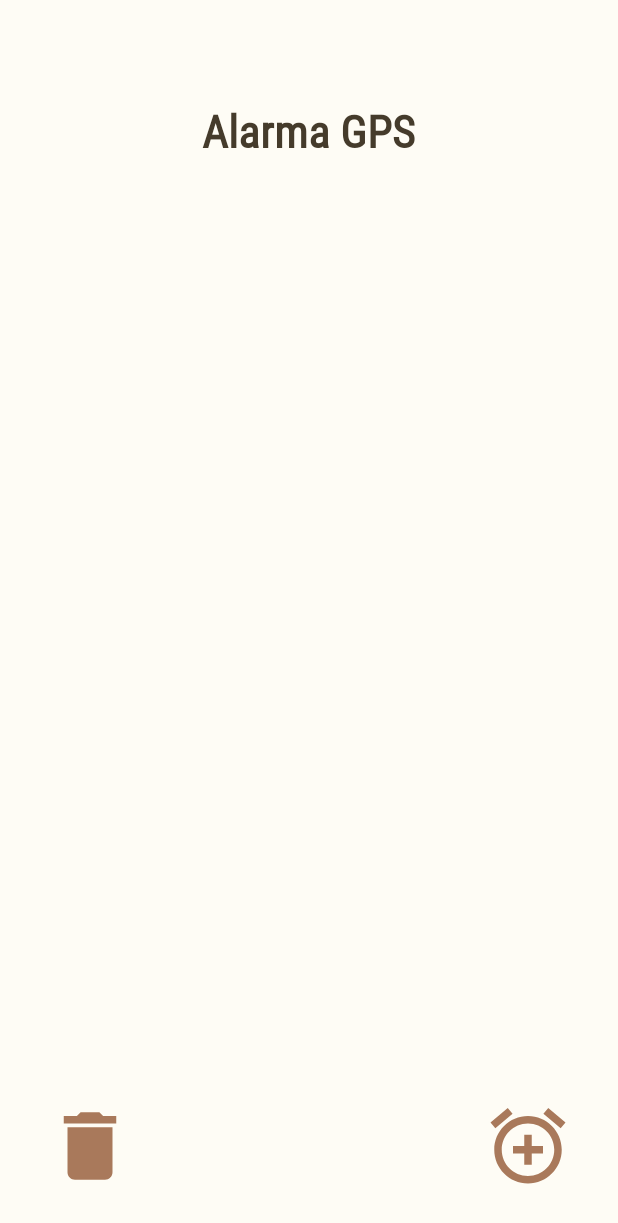
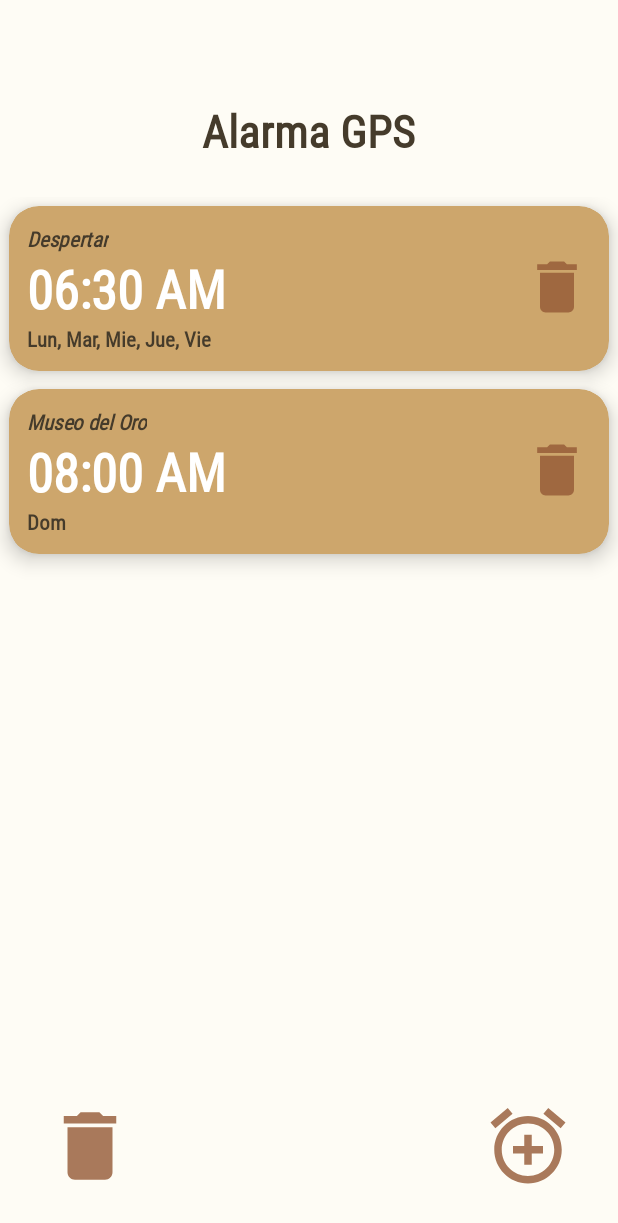
Before and after one commit to abenitezm20/UXUserExperienceMobile, an Android app: the screen it shows after launch (MainActivity), on a phone screen of 412 x 824 dp. Shown: the top 1223 px of the screen. Run offline under Robolectric (Android 15) with nearby library versions, the phone set to English and light mode, and no system bars.

Commit message:
Avance lista alarmas

```diff
--- a/app/build.gradle.kts
+++ b/app/build.gradle.kts
@@ -41,6 +41,9 @@ dependencies {
     implementation("androidx.appcompat:appcompat:1.6.1")
     implementation("com.google.android.material:material:1.9.0")
     implementation("androidx.constraintlayout:constraintlayout:2.1.4")
+
+    implementation("androidx.recyclerview:recyclerview:1.3.1")
+
     testImplementation("junit:junit:4.13.2")
     androidTestImplementation("androidx.test.ext:junit:1.1.5")
     androidTestImplementation("androidx.test.espresso:espresso-core:3.5.1")
--- /dev/null
+++ b/app/src/main/java/com/ux/alarmagps/AlarmaAdapter.kt
@@ -0,0 +1,47 @@
+package com.ux.alarmagps
+
+import android.view.LayoutInflater
+import android.view.View
+import android.view.ViewGroup
+import android.widget.ImageView
+import android.widget.TextView
+import androidx.recyclerview.widget.RecyclerView
+
+
+class AlarmaAdapter: RecyclerView.Adapter<AlarmaAdapter.ViewHolder>() {
+
+    val etiquetas = arrayOf("Despertar", "Museo del Oro")
+    val horas = arrayOf("06:30 AM", "08:00 AM")
+    val dias = arrayOf("Lun, Mar, Mie, Jue, Vie", "Dom")
+
+    override fun onCreateViewHolder(parent: ViewGroup, viewType: Int): ViewHolder {
+        val v = LayoutInflater.from(parent.context).inflate(R.layout.alarma_card_layout, parent, false)
+        return ViewHolder(v)
+    }
+
+    override fun onBindViewHolder(holder: ViewHolder, position: Int) {
+        holder.etiqueta.text = etiquetas[position]
+        holder.hora.text = horas[position]
+        holder.dias.text = dias[position]
+        holder.opcionEliminar.visibility = View.VISIBLE
+    }
+
+    override fun getItemCount(): Int {
+        return etiquetas.size
+    }
+
+    inner class ViewHolder(itemView: View): RecyclerView.ViewHolder(itemView) {
+        var etiqueta: TextView
+        var hora: TextView
+        var dias: TextView
+        var opcionEliminar : ImageView
+
+        init {
+            etiqueta = itemView.findViewById(R.id.etiquetaAlarmaCV)
+            hora = itemView.findViewById(R.id.horaAlarmaCV)
+            dias = itemView.findViewById(R.id.diasAlarmaCV)
+            opcionEliminar = itemView.findViewById(R.id.opcionEliminarCV)
+        }
+    }
+
+}
--- /dev/null
+++ b/app/src/main/java/com/ux/alarmagps/Alarmas.kt
@@ -0,0 +1,7 @@
+package com.ux.alarmagps
+
+data class Alarmas (
+    val etiqueta: String,
+    val hora: String,
+    val dias: String,
+)
--- a/app/src/main/java/com/ux/alarmagps/MainActivity.kt
+++ b/app/src/main/java/com/ux/alarmagps/MainActivity.kt
@@ -6,6 +6,9 @@ import android.os.Bundle
 import android.view.View
 import android.widget.Button
 import android.widget.ImageView
+import android.widget.LinearLayout
+import androidx.recyclerview.widget.LinearLayoutManager
+import androidx.recyclerview.widget.RecyclerView
 
 class MainActivity : AppCompatActivity() {
     override fun onCreate(savedInstanceState: Bundle?) {
@@ -24,5 +27,9 @@ class MainActivity : AppCompatActivity() {
             startActivity(intent)
         })
 
+        val recyclerView = findViewById<RecyclerView>(R.id.listaAlarmasRV)
+        val adapter = AlarmaAdapter()
+        recyclerView.layoutManager = LinearLayoutManager(this)
+        recyclerView.adapter = adapter
     }
 }
--- a/app/src/main/res/layout/activity_main.xml
+++ b/app/src/main/res/layout/activity_main.xml
@@ -18,6 +18,16 @@
         app:layout_constraintStart_toStartOf="parent"
         app:layout_constraintTop_toTopOf="parent"
         app:layout_constraintVertical_bias="0.085" />
+
+    <androidx.recyclerview.widget.RecyclerView
+        android:id="@+id/listaAlarmasRV"
+        android:layout_width="match_parent"
+        android:layout_height="0dp"
+        android:layout_marginTop="24dp"
+        app:layout_constraintBottom_toTopOf="@id/botonAgregarAlarma"
+        app:layout_constraintTop_toBottomOf="@+id/textView">
+
+    </androidx.recyclerview.widget.RecyclerView>
 
     <ImageView
         android:id="@+id/botonAgregarAlarma"
--- /dev/null
+++ b/app/src/main/res/layout/alarma_card_layout.xml
@@ -0,0 +1,72 @@
+<?xml version="1.0" encoding="utf-8"?>
+<androidx.cardview.widget.CardView xmlns:android="http://schemas.android.com/apk/res/android"
+    android:layout_width="match_parent"
+    android:layout_height="wrap_content"
+    xmlns:card_view="http://schemas.android.com/apk/res-auto"
+    android:id="@+id/alarma_card_view"
+    android:layout_margin="6dp"
+    card_view:cardBackgroundColor="@color/fondoAlarmaCard"
+    card_view:cardCornerRadius="20dp"
+    card_view:cardElevation="8dp"
+    card_view:contentPadding="4dp">
+
+    <LinearLayout
+        android:layout_width="match_parent"
+        android:layout_height="wrap_content"
+        android:orientation="vertical"
+        android:background="@color/fondoAlarmaCard"
+        android:padding="8dp">
+
+        <TextView
+            android:id="@+id/etiquetaAlarmaCV"
+            android:layout_width="wrap_content"
+            android:layout_height="wrap_content"
+            android:background="@color/fondoAlarmaCard"
+            android:fontFamily="@font/roboto_condensed_bolditalic"
+            android:text="Despertar"
+            android:textColor="@color/primario"
+            android:textStyle="bold|italic">
+        </TextView>
+
+        <RelativeLayout
+            android:layout_width="match_parent"
+            android:layout_height="wrap_content"
+            android:orientation="horizontal"
+            android:background="@color/fondoAlarmaCard">
+
+            <TextView
+                android:id="@+id/horaAlarmaCV"
+                android:layout_width="wrap_content"
+                android:layout_height="wrap_content"
+                android:background="@color/fondoAlarmaCard"
+                android:fontFamily="@font/roboto_condensed_regular"
+                android:text="07:00 a.m."
+                android:textColor="@color/white"
+                android:textStyle="bold"
+                android:textSize="35dp">
+            </TextView>
+
+            <ImageView
+                android:id="@+id/opcionEliminarCV"
+                android:layout_width="45dp"
+                android:layout_height="45dp"
+                android:layout_alignParentEnd="true"
+                android:background="@color/fondoAlarmaCard"
+                card_view:srcCompat="@drawable/delete_alarm">
+            </ImageView>
+        </RelativeLayout>
+
+        <TextView
+            android:id="@+id/diasAlarmaCV"
+            android:layout_width="wrap_content"
+            android:layout_height="wrap_content"
+            android:background="@color/fondoAlarmaCard"
+            android:fontFamily="@font/roboto_condensed_bolditalic"
+            android:text="Lun, Mar, Mie, Jue, Vie"
+            android:textColor="@color/primario"
+            android:textStyle="bold">
+        </TextView>
+
+    </LinearLayout>
+
+</androidx.cardview.widget.CardView>
--- a/app/src/main/res/values/colors.xml
+++ b/app/src/main/res/values/colors.xml
@@ -4,4 +4,5 @@
     <color name="white">#FFFFFFFF</color>
     <color name="fondo">#FEFCF5</color>
     <color name="primario">#453B2B</color>
+    <color name="fondoAlarmaCard">#CDA66C</color>
 </resources>
```
